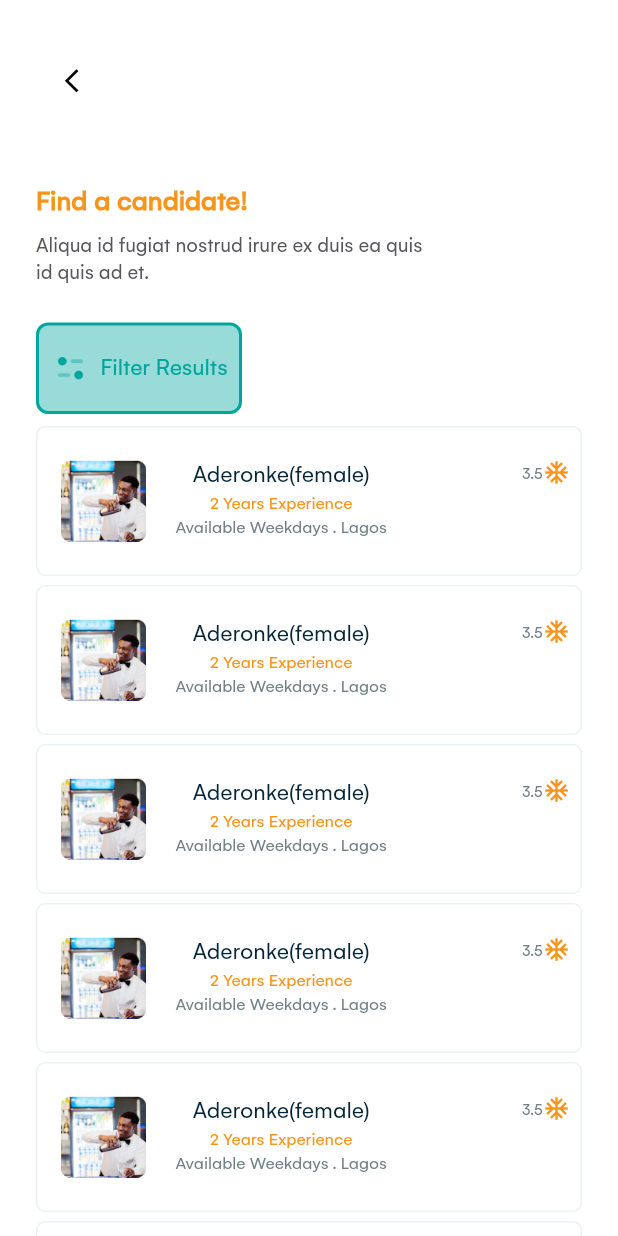
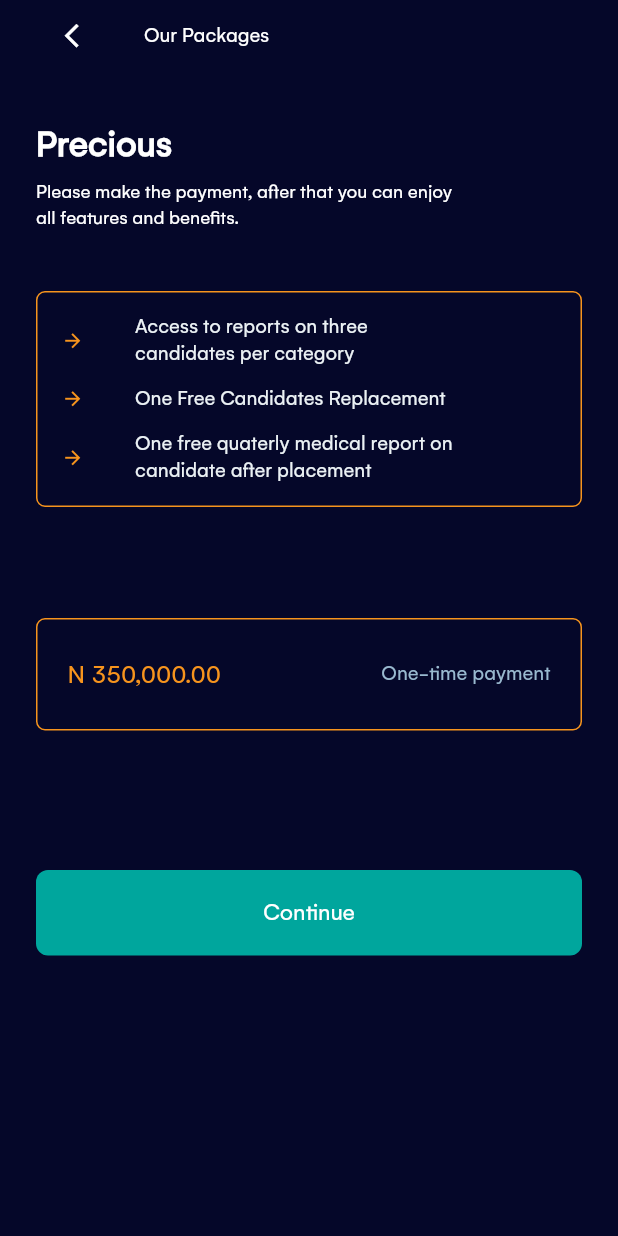
Before and after one commit to sirakej/Household, a Flutter app: the screen it shows after launch, on a phone screen of 412 x 824 dp. Run offline on Flutter 3.47's test engine with Material 2 defaults, Android fonts, the phone set to English and light mode, and no system bars.

Commit message:
created pages surrounding packages and payment

```diff
--- a/lib/main.dart
+++ b/lib/main.dart
@@ -2,6 +2,7 @@ import 'package:flutter/material.dart';
 import 'package:flutter/services.dart';
 import 'package:householdexecutives_mobile/ui/find_a_candidate.dart';
 import 'package:householdexecutives_mobile/ui/onboarding_screen.dart';
+import 'package:householdexecutives_mobile/ui/packages.dart';
 import 'package:householdexecutives_mobile/ui/registration/forgot_password/create_new_password.dart';
 import 'package:householdexecutives_mobile/ui/registration/forgot_password/reset_password.dart';
 import 'package:householdexecutives_mobile/ui/registration/forgot_password/sent_link_page.dart';
@@ -9,6 +10,7 @@ import 'package:householdexecutives_mobile/ui/registration/sign_in.dart';
 import 'package:householdexecutives_mobile/ui/registration/sign_up.dart';
 import 'package:householdexecutives_mobile/ui/selected_candidate_list.dart';
 import 'package:householdexecutives_mobile/ui/splash_screen.dart';
+import 'package:householdexecutives_mobile/ui/successful_pay.dart';
 
 void main() {
   WidgetsFlutterBinding.ensureInitialized();
@@ -30,7 +32,7 @@ class MyApp extends StatelessWidget {
         brightness: Brightness.light,
         primaryColor: Color(0xFF1A60CD),
       ),
-      initialRoute: SelectedCandidateList.id,
+      initialRoute: Packages.id,
       routes: {
         Splash.id: (context) => Splash(),
         OnBoard.id:(context)=>OnBoard(),
@@ -40,7 +42,9 @@ class MyApp extends StatelessWidget {
         SentLinkPage.id:(context)=>SentLinkPage(),
         CreateNewPassword.id:(context)=>CreateNewPassword(),
         FindACandidate.id:(context)=>FindACandidate(),
-        SelectedCandidateList.id:(context)=>SelectedCandidateList()
+        SelectedCandidateList.id:(context)=>SelectedCandidateList(),
+        Packages.id:(context)=>Packages(),
+        SuccessfulPay.id:(context)=>SuccessfulPay()
       },
     );
   }
--- /dev/null
+++ b/lib/ui/packages.dart
@@ -0,0 +1,504 @@
+import 'package:flutter/cupertino.dart';
+import 'package:flutter/material.dart';
+import 'package:householdexecutives_mobile/utils/constant.dart';
+import 'package:householdexecutives_mobile/utils/size_config.dart';
+
+class Packages extends StatefulWidget {
+  static const String id = 'packages';
+  @override
+  _PackagesState createState() => _PackagesState();
+}
+
+class _PackagesState extends State<Packages> with SingleTickerProviderStateMixin{
+  TabController _tabController;
+  final GlobalKey<ScaffoldState> _scaffoldKey = new GlobalKey<ScaffoldState>();
+
+  /// A [GlobalKey] to hold the form state of my form widget for form validation
+  final _formKey = GlobalKey<FormState>();
+
+  /// A [TextEditingController] to control the input text for the user's email
+  TextEditingController _cardNumberController = TextEditingController();
+
+  @override
+  void initState() {
+    super.initState();
+    _tabController = TabController(length: 2, vsync: this);
+  }
+
+  @override
+  void dispose() {
+    super.dispose();
+    _tabController.dispose();
+  }
+  @override
+  Widget build(BuildContext context) {
+    SizeConfig().init(context);
+    return Scaffold(
+      resizeToAvoidBottomInset: true,
+      resizeToAvoidBottomPadding: true,
+      backgroundColor: Color(0xFF050729),
+      body: SafeArea(
+        child: SingleChildScrollView(
+          child: Container(
+            width: SizeConfig.screenWidth,
+            padding: EdgeInsets.only(left: 24,right: 24),
+            child: Column(
+              crossAxisAlignment: CrossAxisAlignment.start,
+              children: [
+               // SizedBox(height: 20,),
+                Row(
+                  mainAxisAlignment: MainAxisAlignment.start,
+                  children: [
+                    IconButton(
+                        icon: Icon(
+                          Icons.arrow_back_ios_sharp,
+                          size: 19,
+                          color: Color(0xFFFFFFFF),
+                        ),
+                        onPressed:(){Navigator.pop(context);}
+                    ),
+                    SizedBox(width: 24,),
+                    Text(
+                      "Our Packages",
+                      textAlign: TextAlign.start,
+                      style: TextStyle(
+                        //letterSpacing: 1,
+                        fontWeight: FontWeight.w400,
+                        fontFamily: 'Gelion',
+                        fontSize: 14,
+                        color: Color(0xFFFFFFFF),
+                      ),
+                    ),
+                  ],
+                ),
+                SizedBox(height: 32,),
+                Text(
+                  'Precious',
+                  textAlign: TextAlign.start,
+                  style: TextStyle(
+                    fontWeight: FontWeight.w700,
+                    fontFamily: 'Gelion',
+                    fontSize: 25,
+                    color: Color(0xFFFFFFFF),
+                  ),
+                ),
+                SizedBox(height: 7,),
+                Text(
+                  "Please make the payment, after that you can enjoy\nall features and benefits.",
+                  textAlign: TextAlign.start,
+                  style: TextStyle(
+                    //letterSpacing: 1,
+                    fontWeight: FontWeight.w400,
+                    fontFamily: 'Gelion',
+                    fontSize: 13,
+                    color: Color(0xFFFFFFFF),
+                  ),
+                ),
+                SizedBox(height:40),
+                Container(
+                  padding: EdgeInsets.only(left:16,top:14 , bottom:14 ),
+                  width: SizeConfig.screenWidth,
+                  decoration: BoxDecoration(
+                     // color: Color(0xFF00A69D).withOpacity(0.4),
+                      borderRadius: BorderRadius.circular(6),
+                      border: Border.all(
+                          width: 1,
+                          color: Color(0xFFF7941D)
+                      )
+                  ),
+                  child: Column(
+                    crossAxisAlignment: CrossAxisAlignment.start,
+                    children: [
+                      Row(
+                        mainAxisAlignment: MainAxisAlignment.start,
+                        children: [
+                          Icon(
+                            Icons.arrow_forward_outlined,
+                            size: 15,
+                            color: Color(0xFFF7941D),
+                          ),
+                          SizedBox(width: 34,),
+                          Text(
+                            "Access to reports on three\ncandidates per category",
+                            textAlign: TextAlign.start,
+                            style: TextStyle(
+                              //letterSpacing: 1,
+                              fontWeight: FontWeight.w400,
+                              fontFamily: 'Gelion',
+                              fontSize: 14,
+                              color: Color(0xFFEBF1F4),
+                            ),
+                          ),
+                      ],),
+                      SizedBox(height: 12,),
+                      Row(
+                        mainAxisAlignment: MainAxisAlignment.start,
+                        children: [
+                          Icon(
+                            Icons.arrow_forward_outlined,
+                            size: 15,
+                            color: Color(0xFFF7941D),
+                          ),
+                          SizedBox(width: 34,),
+                          Text(
+                            "One Free Candidates Replacement",
+                            textAlign: TextAlign.start,
+                            style: TextStyle(
+                              //letterSpacing: 1,
+                              fontWeight: FontWeight.w400,
+                              fontFamily: 'Gelion',
+                              fontSize: 14,
+                              color: Color(0xFFEBF1F4),
+                            ),
+                          ),
+                        ],),
+                      SizedBox(height: 12,),
+                      Row(
+                        mainAxisAlignment: MainAxisAlignment.start,
+                        children: [
+                          Icon(
+                            Icons.arrow_forward_outlined,
+                            size: 15,
+                            color: Color(0xFFF7941D),
+                          ),
+                          SizedBox(width: 34,),
+                          Text(
+                            "One free quaterly medical report on\ncandidate after placement",
+                            textAlign: TextAlign.start,
+                            style: TextStyle(
+                              //letterSpacing: 1,
+                              fontWeight: FontWeight.w400,
+                              fontFamily: 'Gelion',
+                              fontSize: 14,
+                              color: Color(0xFFEBF1F4),
+                            ),
+                          ),
+                        ],),
+                    ],
+                  ),
+                ),
+                SizedBox(height: 74,),
+                Container(
+                  padding: EdgeInsets.only(left:20,right:20,top:25 , bottom:25 ),
+                  width: SizeConfig.screenWidth,
+                  decoration: BoxDecoration(
+                    // color: Color(0xFF00A69D).withOpacity(0.4),
+                      borderRadius: BorderRadius.circular(6),
+                      border: Border.all(
+                          width: 1,
+                          color: Color(0xFFF7941D)
+                      )
+                  ),
+                  child: Row(
+                    mainAxisAlignment: MainAxisAlignment.spaceBetween,
+                    children: [
+                      Text(
+                        "N 350,000.00",
+                        textAlign: TextAlign.start,
+                        style: TextStyle(
+                          //letterSpacing: 1,
+                          fontWeight: FontWeight.w400,
+                          fontFamily: 'Gelion',
+                          fontSize: 18,
+                          color: Color(0xFFF7941D),
+                        ),
+                      ),
+                      Text(
+                        "One-time payment",
+                        textAlign: TextAlign.start,
+                        style: TextStyle(
+                          //letterSpacing: 1,
+                          fontWeight: FontWeight.w400,
+                          fontFamily: 'Gelion',
+                          fontSize: 14,
+                          color: Color(0xFF99B9CF),
+                        ),
+                      ),
+                    ],),
+                ),
+                SizedBox(height: 93,),
+                FlatButton(
+                  minWidth: SizeConfig.screenWidth,
+                  shape: RoundedRectangleBorder(
+                      borderRadius: BorderRadius.circular(8)
+                  ),
+                  padding: EdgeInsets.only(top:18 ,bottom: 18),
+                  onPressed:(){
+                    _buildPaymentDialog();
+                  },
+                  color: Color(0xFF00A69D),
+                  child: Text(
+                    "Continue",
+                    textAlign: TextAlign.start,
+                    style: TextStyle(
+                      fontWeight: FontWeight.w400,
+                      fontFamily: 'Gelion',
+                      fontSize: 16,
+                      color: Color(0xFFFFFFFF),
+                    ),
+                  ),
+                ),
+              ],
+            ),
+          ),
+        ),
+      ),
+    );
+  }
+  Future<void> _buildPaymentDialog(){
+    return showDialog(
+      context: context,
+      barrierDismissible: true,
+      useSafeArea: true,
+      barrierColor: Color(0xFF070B22).withOpacity(0.9),
+      builder: (_) => Dialog(
+        backgroundColor: Color(0xFFFFFFFF),
+        elevation: 0.0,
+        child: Container(
+          alignment: Alignment.topCenter,
+          width: SizeConfig.screenWidth,
+          height: 490,
+          padding: EdgeInsets.only(top:13),
+          decoration: BoxDecoration(
+            borderRadius: BorderRadius.all(Radius.circular(14)),
+          ),
+          child:  Column(
+            crossAxisAlignment: CrossAxisAlignment.center,
+            children: <Widget>[
+              Image.asset("assets/icons/stack.png" , height: 64,width: 64,fit: BoxFit.contain,),
+              SizedBox(height:14),
+              Text(
+                "ayojide@gmail.com",
+                textAlign: TextAlign.start,
+                style: TextStyle(
+                  //letterSpacing: 1,
+                  fontWeight: FontWeight.w600,
+                  fontFamily: 'Gelion',
+                  fontSize: 15,
+                  color: Color(0xFF122933),
+                ),
+              ),
+              SizedBox(height:1),
+              Text(
+                "N350,000.00",
+                textAlign: TextAlign.start,
+                style: TextStyle(
+                  //letterSpacing: 1,
+                  fontWeight: FontWeight.w700,
+                  fontFamily: 'Gelion',
+                  fontSize: 15,
+                  color: Color(0xFF4EAF67),
+                ),
+              ),
+              SizedBox(height:21,),
+          Container(
+            decoration: BoxDecoration(
+              border: Border.all(
+                color: Color(0xFF959595).withOpacity(0.5),
+                width: 1,
+              )
+            ),
+            child: TabBar(
+              physics: NeverScrollableScrollPhysics(),
+              controller: _tabController,
+              // give the indicator a decoration (color and border radius)
+              indicator: BoxDecoration(
+                borderRadius: BorderRadius.circular(
+                  0.0,
+                ),
+                color: Color(0xFFC4C4C4),
+              ),
+              labelColor: Color(0xFF000000),
+              labelStyle: TextStyle(
+                fontWeight: FontWeight.w600,
+                fontFamily: 'Gelio',
+                fontSize: 10,
+              ),
+              unselectedLabelStyle: TextStyle(
+                fontWeight: FontWeight.w600,
+                fontFamily: 'Gelion',
+                fontSize: 10,
+              ),
+              unselectedLabelColor: Color(0xFF000000),
+              tabs: [
+                Tab(
+                  text: 'PAY WITH CARD',
+                ),
+                Tab(
+                  text: 'PAY WITH BANK',
+                ),
+              ],
+            ),
+          ),
+              Expanded(
+                child: Container(
+                  //width: SizeConfig.screenWidth-100,
+                  decoration: BoxDecoration(
+                    //color: Color(0xFFFFFFFF),
+                      borderRadius: BorderRadius.all(Radius.circular(15))
+                  ),
+                  child: TabBarView(
+                    physics: NeverScrollableScrollPhysics(),
+                    controller: _tabController,
+                    children: [
+                      Container(
+                        padding: EdgeInsets.only(left: 17,right: 17),
+                        child: Column(
+                          children: [
+                            _buildSignIn(),
+                            SizedBox(height: 24,),
+                            FlatButton(
+                              minWidth: SizeConfig.screenWidth,
+                              shape: RoundedRectangleBorder(
+                                  borderRadius: BorderRadius.circular(2)
+                              ),
+                              padding: EdgeInsets.only(top:10 ,bottom: 10),
+                              onPressed:(){},
+                              color: Color(0xFF4EAF67),
+                              child: Text(
+                                "Pay N350,000",
+                                textAlign: TextAlign.start,
+                                style: TextStyle(
+                                  fontWeight: FontWeight.w700,
+                                  fontFamily: 'Gelion',
+                                  fontSize: 14,
+                                  color: Color(0xFFFFFFFF),
+                                ),
+                              ),
+                            ),
+                            SizedBox(height: 5,),
+                            Center(
+                              child: TextButton(
+                                  onPressed:(){},
+                                  child: Text(
+                                    "Cancel",
+                                    textAlign: TextAlign.start,
+                                    style: TextStyle(
+                                      fontWeight: FontWeight.w400,
+                                      fontFamily: 'Gelion',
+                                      fontSize: 14,
+                                      color: Color(0xFF717F88),
+                                    ),
+                                  )
+                              ),
+                            ),
+                          ],
+                        ),
+                      ),
+                      Container(),
+
+                    ],
+                  ),
+                ),
+              ),
+            ],
+          ),
+        ),
+      ),
+    );
+  }
+  Widget _buildSignIn() {
+    return Form(
+      key: _formKey,
+      child: Column(
+        crossAxisAlignment: CrossAxisAlignment.start,
+        children: <Widget>[
+          SizedBox(height: 27,),
+          Container(
+            width: SizeConfig.screenWidth,
+            child: TextFormField(
+              controller: _cardNumberController,
+              keyboardType: TextInputType.number,
+              //textInputAction: TextInputAction.next,
+              validator: (value){
+                if(value.isEmpty){
+                  return 'Enter card Number';
+                }
+                return null;
+              },
+              style: TextStyle(
+                fontSize: 14,
+                fontWeight: FontWeight.w400,
+                fontFamily: 'Gelion',
+                color: Color(0xFF042538),
+              ),
+              decoration:kPayCardDecoration.copyWith(
+                  hintText: 'CARD NUMBER\n0000 0000 0000 0000',
+                  hintStyle:TextStyle(
+                    color:Color(0xFF000000).withOpacity(0.4),
+                    fontSize: 14,
+                    fontFamily: 'Gelion',
+                    fontWeight: FontWeight.w400,
+                  )
+              ),
+            ),
+          ),
+          SizedBox(height: 14,),
+          Row(
+            mainAxisAlignment: MainAxisAlignment.spaceBetween,
+            children: [
+              Container(
+                width: SizeConfig.screenWidth/3.2,
+                child: TextFormField(
+                 // controller: _cardNumberController,
+                  keyboardType: TextInputType.number,
+                  //textInputAction: TextInputAction.next,
+                  validator: (value){
+                    if(value.isEmpty){
+                      return 'Enter card Number';
+                    }
+                    return null;
+                  },
+                  style: TextStyle(
+                    fontSize: 14,
+                    fontWeight: FontWeight.w400,
+                    fontFamily: 'Gelion',
+                    color: Color(0xFF042538),
+                  ),
+                  decoration:kPayCardDecoration.copyWith(
+                      hintText: 'CVV\n123',
+                      hintStyle:TextStyle(
+                        color:Color(0xFF000000).withOpacity(0.4),
+                        fontSize: 14,
+                        fontFamily: 'Gelion',
+                        fontWeight: FontWeight.w400,
+                      )
+                  ),
+                ),
+              ),
+              Container(
+                width: SizeConfig.screenWidth/3.2,
+                child: TextFormField(
+                //  controller: _cardNumberController,
+                  keyboardType: TextInputType.number,
+                  //textInputAction: TextInputAction.next,
+                  validator: (value){
+                    if(value.isEmpty){
+                      return 'Expiry Date';
+                    }
+                    return null;
+                  },
+                  style: TextStyle(
+                    fontSize: 14,
+                    fontWeight: FontWeight.w400,
+                    fontFamily: 'Gelion',
+                    color: Color(0xFF042538),
+                  ),
+                  decoration:kPayCardDecoration.copyWith(
+                      hintText: 'VALID TILL\nMM/YY',
+                      hintStyle:TextStyle(
+                        color:Color(0xFF000000).withOpacity(0.4),
+                        fontSize: 14,
+                        fontFamily: 'Gelion',
+                        fontWeight: FontWeight.w400,
+                      )
+                  ),
+                ),
+              ),
+            ],
+          )
+        ],
+      ),
+    );
+  }
+}
--- a/lib/ui/selected_candidate_list.dart
+++ b/lib/ui/selected_candidate_list.dart
@@ -96,7 +96,7 @@ class _SelectedCandidateListState extends State<SelectedCandidateList> {
                       children: [
                         _buildCandidateContainer("Aderonke","female","2 Years Experience","Available Weekdays","Lagos" ,"assets/icons/butler.png",3.5),
                         SizedBox(height: 6,),
-_buildCandidateContainer("Aderonke","female","2 Years Experience","Available Weekdays","Lagos" ,"assets/icons/butler.png",3.5),
+                        _buildCandidateContainer("Aderonke","female","2 Years Experience","Available Weekdays","Lagos" ,"assets/icons/butler.png",3.5),
                         SizedBox(height: 6,),
 _buildCandidateContainer("Aderonke","female","2 Years Experience","Available Weekdays","Lagos" ,"assets/icons/butler.png",3.5),
                         SizedBox(height: 6,),
@@ -116,7 +116,6 @@ _buildCandidateContainer("Aderonke","female","2 Years Experience","Available Wee
                         SizedBox(height: 6,),
 _buildCandidateContainer("Aderonke","female","2 Years Experience","Available Weekdays","Lagos" ,"assets/icons/butler.png",3.5),
                         SizedBox(height: 6,),
-
                       ],
                     ),
                   ),
--- a/lib/utils/constant.dart
+++ b/lib/utils/constant.dart
@@ -74,6 +74,16 @@ const kFieldDecoration = InputDecoration(
   )
 );
 
+const kPayCardDecoration = InputDecoration(
+  border: OutlineInputBorder(
+    borderSide: BorderSide(
+      color: Color(0XFFC4C4C4),
+      width: 1,
+    ),
+   // borderRadius: BorderRadius.all(Radius.circular(8))
+  )
+);
+
 /// setting a constant [kTextBigFieldDecoration] for [InputDecoration] styles
 const kTextBigFieldDecoration = InputDecoration(
   contentPadding: EdgeInsets.symmetric(vertical: 18.0, horizontal: 20.0),
```
Also changed, not shown: lib/ui/splash_screen.dart (+9 -7 lines), lib/ui/successful_pay.dart (added, +78 -0 lines), assets/icons/circle check full.png (added), assets/icons/circle_check.png (added), assets/icons/stack.png (added).
